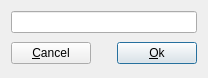
Qt form src/passwordwindow.ui (thomas-picariello/SDTP) before a commit.
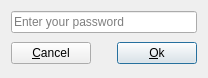
The same form after that commit. Icons and pictures are not drawn.

Patch:
```diff
--- a/src/passwordwindow.ui
+++ b/src/passwordwindow.ui
@@ -31,7 +31,23 @@
   </property>
   <layout class="QVBoxLayout" name="verticalLayout">
    <item>
-    <widget class="QLineEdit" name="password"/>
+    <widget class="QLineEdit" name="password">
+     <property name="inputMethodHints">
+      <set>Qt::ImhHiddenText|Qt::ImhNoAutoUppercase|Qt::ImhNoPredictiveText|Qt::ImhSensitiveData</set>
+     </property>
+     <property name="frame">
+      <bool>true</bool>
+     </property>
+     <property name="echoMode">
+      <enum>QLineEdit::Password</enum>
+     </property>
+     <property name="placeholderText">
+      <string>Enter your password</string>
+     </property>
+     <property name="clearButtonEnabled">
+      <bool>false</bool>
+     </property>
+    </widget>
    </item>
    <item>
     <layout class="QHBoxLayout" name="horizontalLayout">
```
Left out of the diff: 2 changed lines with no effect on the pictures.
